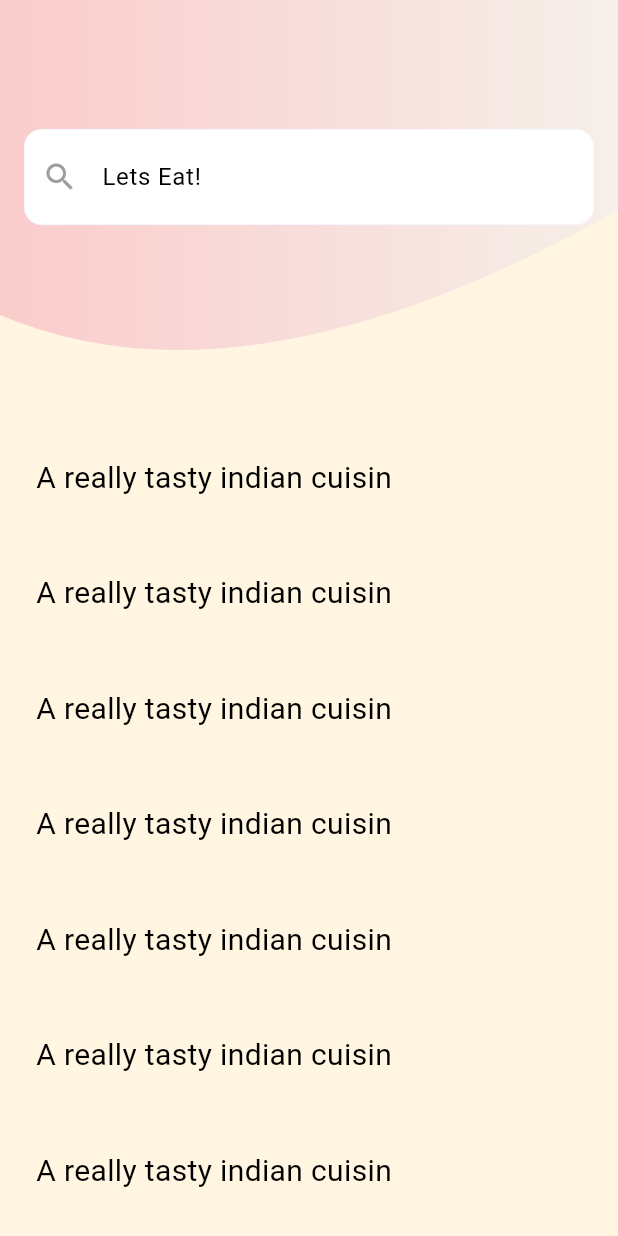
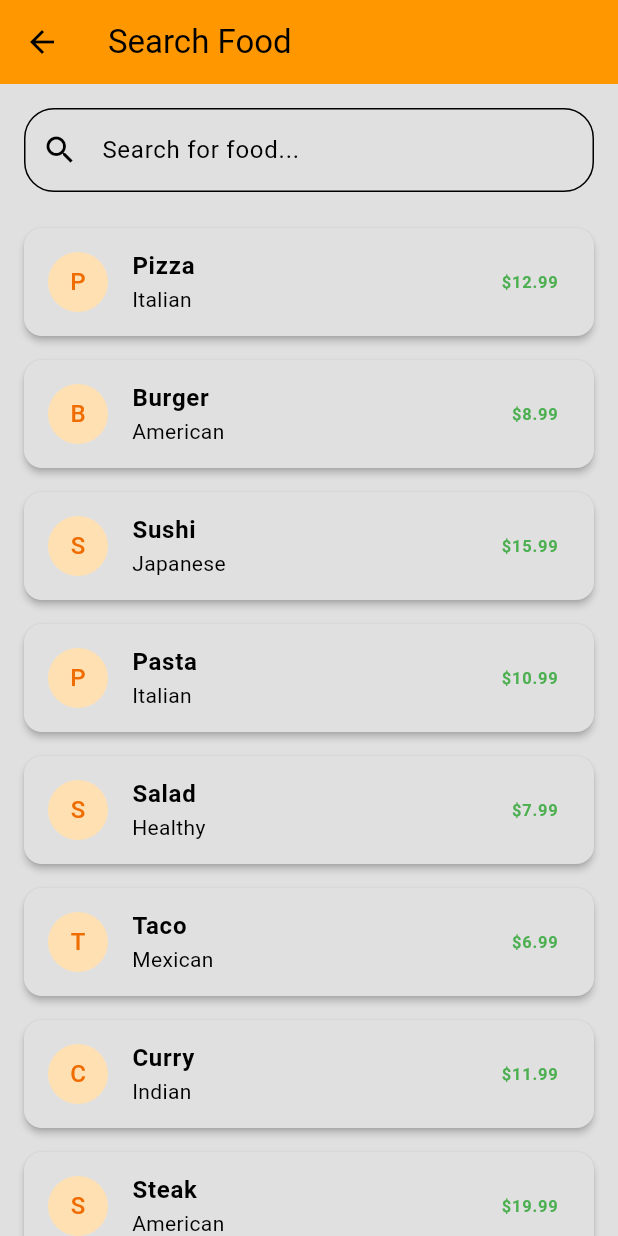
Before and after one commit to Campus-Dabba/campus_dabba_mobile, a Flutter app: the screen it shows once a user with an empty profile is signed in, after a tap on "Search", on a phone screen of 412 x 824 dp. Run offline on Flutter 3.47's test engine with Material 3 defaults, Android fonts, the phone set to English and light mode, and no system bars; our stand-ins replace animate_do, dots_indicator, firebase_auth, firebase_core, shared_preferences, simple_animations; accounts and stored records are empty.

Commit message:
change search screen

```diff
--- a/lib/screen/home_screen.dart
+++ b/lib/screen/home_screen.dart
@@ -1,15 +1,14 @@
-import 'dart:convert';
-
 import 'package:campus_dabba/screen/cart_screen.dart';
 import 'package:campus_dabba/screen/search_screen.dart';
 import 'package:campus_dabba/type/dish.dart';
 import 'package:campus_dabba/type/order.dart';
-import 'package:campus_dabba/utils/auth_service.dart';
 import 'package:campus_dabba/widgets/category_button.dart';
 import 'package:campus_dabba/widgets/custom_app_drawer.dart';
 import 'package:campus_dabba/widgets/food_card_widget.dart';
 import 'package:flutter/material.dart';
 import 'package:shared_preferences/shared_preferences.dart';
+
+import 'dart:convert';
 
 class HomeScreen extends StatefulWidget {
   const HomeScreen({super.key});
@@ -108,7 +107,7 @@ class _HomeScreenState extends State<HomeScreen> {
                 onTap: () {
                   Navigator.push(
                     context,
-                    MaterialPageRoute(builder: (context) => SearchScreen()),
+                    MaterialPageRoute(builder: (context) => SearchFoodScreen()),
                   );
                 },
               ),
--- a/lib/screen/search_screen.dart
+++ b/lib/screen/search_screen.dart
@@ -1,153 +1,113 @@
 import 'package:flutter/material.dart';
 
-class BackgroundWave extends StatelessWidget {
-  final double height;
+// Food model
+class Food {
+  final String name;
+  final String category;
+  final double price;
 
-  const BackgroundWave({super.key, required this.height});
+  Food({required this.name, required this.category, required this.price});
+}
+
+// Sample food data
+final List<Food> allFoods = [
+  Food(name: 'Pizza', category: 'Italian', price: 12.99),
+  Food(name: 'Burger', category: 'American', price: 8.99),
+  Food(name: 'Sushi', category: 'Japanese', price: 15.99),
+  Food(name: 'Pasta', category: 'Italian', price: 10.99),
+  Food(name: 'Salad', category: 'Healthy', price: 7.99),
+  Food(name: 'Taco', category: 'Mexican', price: 6.99),
+  Food(name: 'Curry', category: 'Indian', price: 11.99),
+  Food(name: 'Steak', category: 'American', price: 19.99),
+];
+
+class SearchFoodScreen extends StatefulWidget {
+  const SearchFoodScreen({super.key});
 
   @override
-  Widget build(BuildContext context) {
-    return SizedBox(
-      height: height,
-      child: ClipPath(
-          clipper: BackgroundWaveClipper(),
-          child: Container(
-            width: MediaQuery.of(context).size.width,
-            height: height,
-            decoration: const BoxDecoration(
-                gradient: LinearGradient(
-              colors: [Color(0xFFFACCCC), Color(0xFFF6EFE9)],
-            )),
-          )),
-    );
-  }
+  State<SearchFoodScreen> createState() => _SearchFoodScreenState();
 }
 
-class BackgroundWaveClipper extends CustomClipper<Path> {
-  @override
-  Path getClip(Size size) {
-    var path = Path();
+class _SearchFoodScreenState extends State<SearchFoodScreen> {
+  List<Food> displayedFoods = allFoods;
+  final TextEditingController _searchController = TextEditingController();
 
-    const minSize = 140.0;
-
-    final p1Diff = ((minSize - size.height) * 0.5).truncate().abs();
-    path.lineTo(0.0, size.height - p1Diff);
-
-    final controlPoint = Offset(size.width * 0.4, size.height);
-    final endPoint = Offset(size.width, minSize);
-
-    path.quadraticBezierTo(
-        controlPoint.dx, controlPoint.dy, endPoint.dx, endPoint.dy);
-
-    path.lineTo(size.width, 0.0);
-    path.close();
-
-    return path;
+  void _filterFoods(String query) {
+    setState(() {
+      displayedFoods = allFoods
+          .where((food) =>
+              food.name.toLowerCase().contains(query.toLowerCase()) ||
+              food.category.toLowerCase().contains(query.toLowerCase()))
+          .toList();
+    });
   }
-
-  @override
-  bool shouldReclip(BackgroundWaveClipper oldClipper) => oldClipper != this;
-}
-
-class SearchBar extends StatelessWidget {
-  final pink = const Color(0xFFFACCCC);
-  final grey = const Color(0xFFF2F2F7);
-
-  const SearchBar({super.key});
-
-  @override
-  Widget build(BuildContext context) {
-    return SizedBox(
-      width: MediaQuery.of(context).size.width - 32,
-      child: TextFormField(
-        decoration: InputDecoration(
-          filled: true,
-          fillColor: Colors.white,
-          focusColor: pink,
-          focusedBorder: _border(pink),
-          border: _border(grey),
-          enabledBorder: _border(grey),
-          hintText: 'Lets Eat!',
-          contentPadding: const EdgeInsets.symmetric(vertical: 20),
-          prefixIcon: const Icon(
-            Icons.search,
-            color: Colors.grey,
-          ),
-        ),
-        onFieldSubmitted: (value) {},
-      ),
-    );
-  }
-
-  OutlineInputBorder _border(Color color) => OutlineInputBorder(
-        borderSide: BorderSide(width: 0.5, color: color),
-        borderRadius: BorderRadius.circular(12),
-      );
-}
-
-class SearchScreen extends StatelessWidget {
-  const SearchScreen({super.key});
 
   @override
   Widget build(BuildContext context) {
     return Scaffold(
-      backgroundColor: Color(0xFFFFF5E0),
-      body: CustomScrollView(
-        slivers: [
-          const SliverPersistentHeader(
-            delegate: SliverSearchAppBar(),
-            pinned: true,
+      appBar: AppBar(
+        title: const Text('Search Food'),
+        backgroundColor: Colors.orange,
+      ),
+      body: Column(
+        children: [
+          Padding(
+            padding: const EdgeInsets.all(16.0),
+            child: TextField(
+              controller: _searchController,
+              decoration: InputDecoration(
+                hintText: 'Search for food...',
+                prefixIcon: const Icon(Icons.search),
+                border: OutlineInputBorder(
+                  borderRadius: BorderRadius.circular(20),
+                ),
+              ),
+              onChanged: _filterFoods,
+            ),
           ),
-          SliverList(
-              delegate:
-                  SliverChildBuilderDelegate((BuildContext context, int index) {
-            return Container(
-                margin: const EdgeInsets.all(8),
-                padding: const EdgeInsets.all(16),
-                child: const Text(
-                  'A really tasty indian cuisin',
-                  style: TextStyle(fontSize: 20),
-                ));
-          }, childCount: 20))
+          Expanded(
+            child: ListView.builder(
+              itemCount: displayedFoods.length,
+              itemBuilder: (context, index) {
+                final food = displayedFoods[index];
+                return Card(
+                  elevation: 2,
+                  margin: const EdgeInsets.symmetric(horizontal: 16, vertical: 8),
+                  child: ListTile(
+                    title: Text(
+                      food.name,
+                      style: const TextStyle(fontWeight: FontWeight.bold),
+                    ),
+                    subtitle: Text(food.category),
+                    trailing: Text(
+                      '\$${food.price.toStringAsFixed(2)}',
+                      style: const TextStyle(
+                        color: Colors.green,
+                        fontWeight: FontWeight.bold,
+                      ),
+                    ),
+                    leading: CircleAvatar(
+                      backgroundColor: Colors.orange.shade100,
+                      child: Text(
+                        food.name[0],
+                        style: TextStyle(color: Colors.orange.shade800),
+                      ),
+                    ),
+                  ),
+                );
+              },
+            ),
+          ),
         ],
       ),
     );
   }
 }
 
-class SliverSearchAppBar extends SliverPersistentHeaderDelegate {
-  const SliverSearchAppBar();
-
-  @override
-  Widget build(
-      BuildContext context, double shrinkOffset, bool overlapsContent) {
-    var adjustedShrinkOffset =
-        shrinkOffset > minExtent ? minExtent : shrinkOffset;
-    double offset = (minExtent - adjustedShrinkOffset) * 0.5;
-    double topPadding = MediaQuery.of(context).padding.top + 16;
-
-    return Stack(
-      children: [
-        const BackgroundWave(
-          height: 280,
-        ),
-        Positioned(
-          top: topPadding + offset,
-          left: 16,
-          right: 16,
-          child: const SearchBar(),
-        )
-      ],
-    );
-  }
-
-  @override
-  double get maxExtent => 280;
-
-  @override
-  double get minExtent => 140;
-
-  @override
-  bool shouldRebuild(covariant SliverPersistentHeaderDelegate oldDelegate) =>
-      oldDelegate.maxExtent != maxExtent || oldDelegate.minExtent != minExtent;
+// Main function to run the app
+void main() {
+  runApp(const MaterialApp(
+    home: SearchFoodScreen(),
+    debugShowCheckedModeBanner: false,
+  ));
 }
```
Also changed, not shown: lib/screen/cook_profile.dart (+48 -14 lines).
